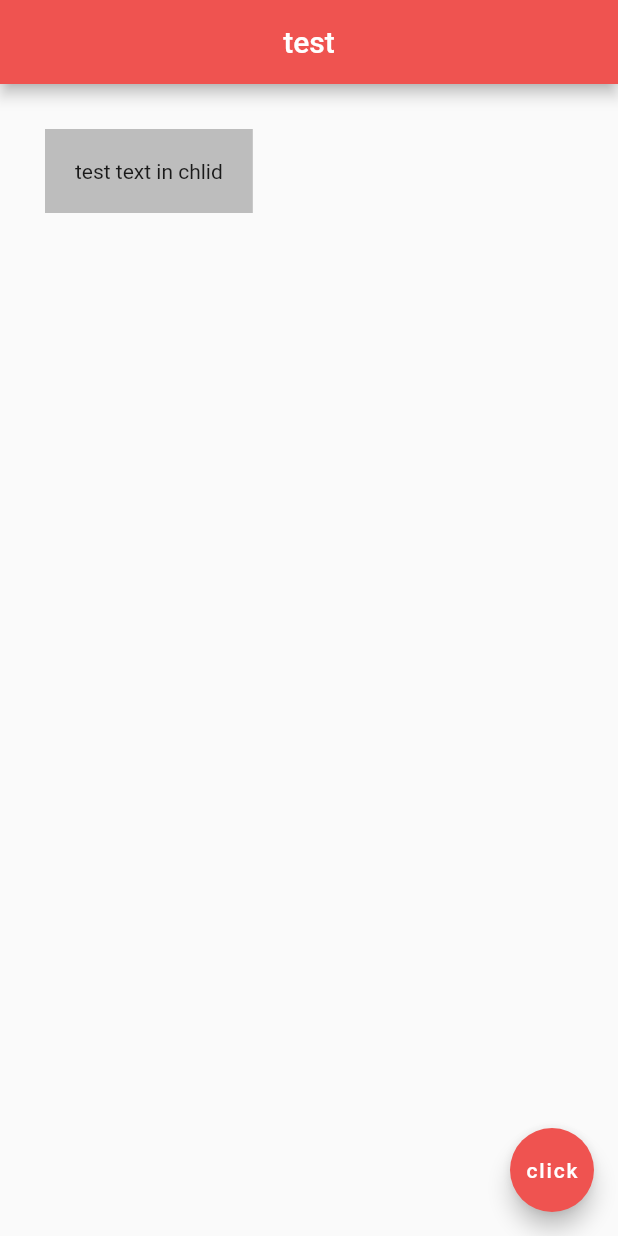
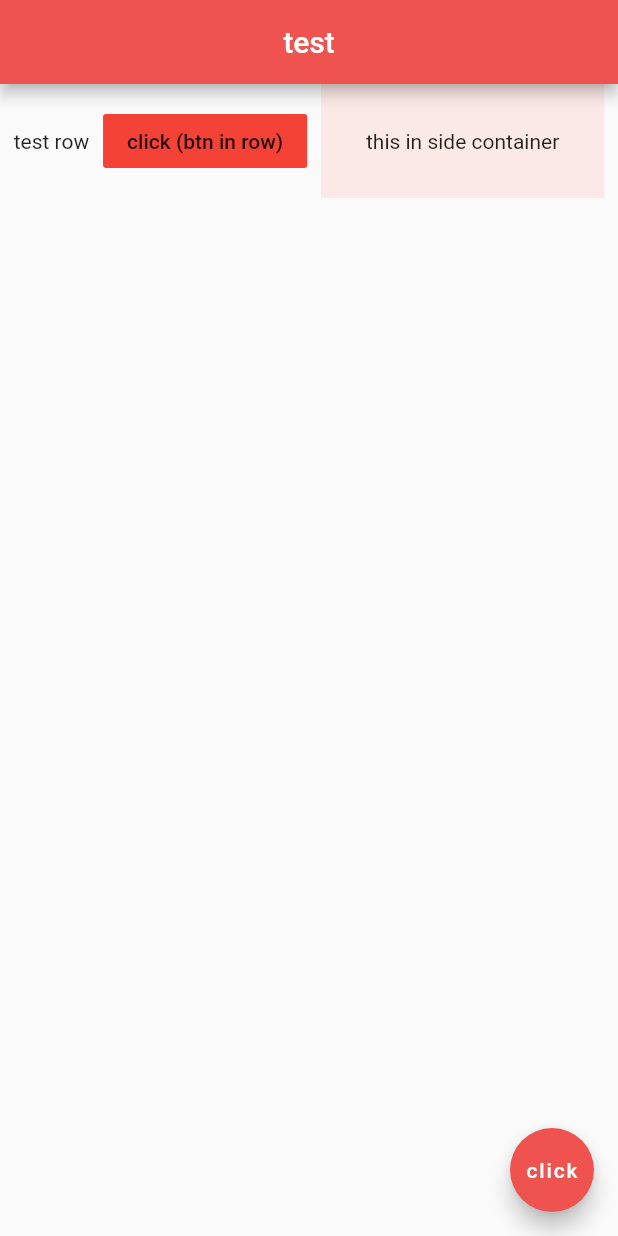
Before and after one commit to 9mudontwork/MyFirstFlutter, a Flutter app: the screen it shows after launch, on a phone screen of 412 x 824 dp. Run offline on Flutter 3.47's test engine with Material 2 defaults, Android fonts, the phone set to English and light mode, and no system bars.

Commit message:
ทดสอบ Row

```diff
--- a/lib/main.dart
+++ b/lib/main.dart
@@ -11,11 +11,22 @@ class Home extends StatelessWidget {
         centerTitle: true,
         backgroundColor: Colors.red[400],
       ),
-      body: Container(
-        color: Colors.grey[400],
-        padding: EdgeInsets.fromLTRB(20, 20, 20, 20),
-        margin: EdgeInsets.all(30),
-        child: Text('test text in chlid'),
+      body: Row(
+        mainAxisAlignment: MainAxisAlignment.spaceEvenly,
+        crossAxisAlignment: CrossAxisAlignment.center,
+        children: [
+          Text('test row'),
+          FlatButton(
+            onPressed: () {},
+            color: Colors.red,
+            child: Text('click (btn in row)'),
+          ),
+          Container(
+            color: Colors.deepOrange[50],
+            padding: EdgeInsets.all(30),
+            child: Text('this in side container'),
+          ),
+        ],
       ),
       floatingActionButton: FloatingActionButton(
         onPressed: () {},
```
